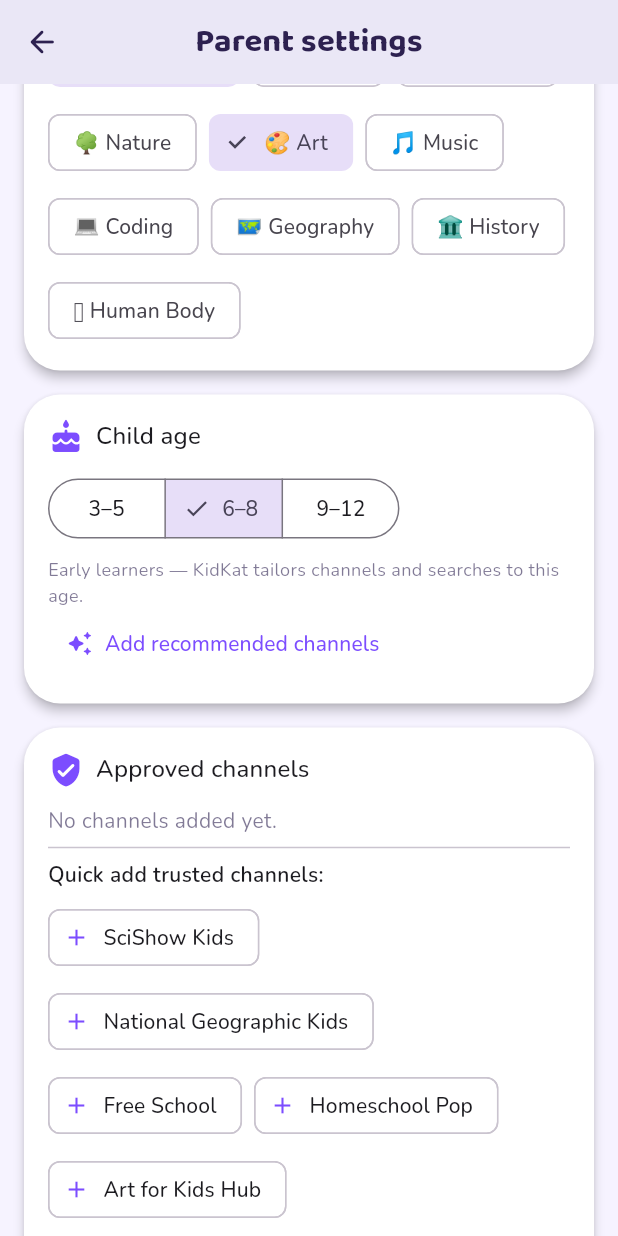
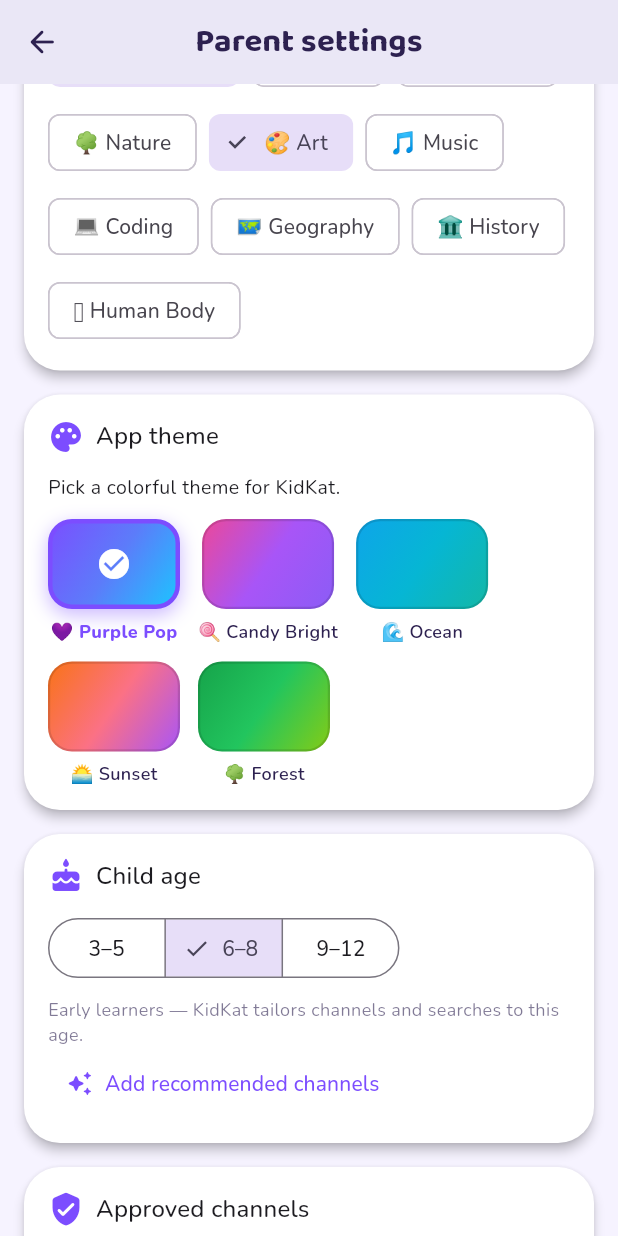
Before and after one commit to naveenneog/KidKat, a Flutter app: the ParentDashboard screen opened by its route, scrolled down 576 dp, on a phone screen of 412 x 824 dp. Run offline on Flutter 3.47's test engine with Material 3 defaults, Android fonts, the phone set to English and light mode, and no system bars; our stand-ins replace flutter_riverpod, go_router, google_fonts, shared_preferences, youtube_player_iframe; accounts and stored records are empty.

Commit message:
feat: theme switcher (Purple Pop, Candy Bright, Ocean, Sunset, Forest)
AppPalette + ThemeId persisted on ParentConfig; theme-driven MaterialApp theme, brand gradients and a new colorful kid-home backdrop; theme picker in Parent settings. Version 0.4.0.

Co-authored-by: Copilot <223556219+Copilot@users.noreply.github.com>

```diff
--- a/lib/app.dart
+++ b/lib/app.dart
@@ -4,6 +4,7 @@ import 'package:flutter_riverpod/flutter_riverpod.dart';
 import 'core/constants.dart';
 import 'core/router.dart';
 import 'core/theme.dart';
+import 'data/providers.dart';
 
 class KidKatApp extends ConsumerWidget {
   const KidKatApp({super.key});
@@ -11,10 +12,11 @@ class KidKatApp extends ConsumerWidget {
   @override
   Widget build(BuildContext context, WidgetRef ref) {
     final router = ref.watch(routerProvider);
+    final palette = ref.watch(paletteProvider);
     return MaterialApp.router(
       title: KidKat.appName,
       debugShowCheckedModeBanner: false,
-      theme: buildKidKatTheme(),
+      theme: buildKidKatTheme(palette),
       routerConfig: router,
     );
   }
--- /dev/null
+++ b/lib/core/palette.dart
@@ -0,0 +1,96 @@
+import 'package:flutter/material.dart';
+
+/// Selectable color themes for KidKat.
+enum ThemeId { defaultPurple, candyBright, ocean, sunset, forest }
+
+/// A complete color palette + brand gradient for a theme.
+class AppPalette {
+  const AppPalette({
+    required this.id,
+    required this.name,
+    required this.emoji,
+    required this.primary,
+    required this.secondary,
+    required this.accent,
+    required this.ink,
+    required this.bg,
+    required this.gradient,
+  });
+
+  final ThemeId id;
+  final String name;
+  final String emoji;
+  final Color primary;
+  final Color secondary;
+  final Color accent;
+  final Color ink;
+  final Color bg;
+  final List<Color> gradient;
+
+  LinearGradient get brandGradient => LinearGradient(
+        begin: Alignment.topLeft,
+        end: Alignment.bottomRight,
+        colors: gradient,
+      );
+}
+
+const Map<ThemeId, AppPalette> kPalettes = {
+  ThemeId.defaultPurple: AppPalette(
+    id: ThemeId.defaultPurple,
+    name: 'Purple Pop',
+    emoji: '💜',
+    primary: Color(0xFF7C4DFF),
+    secondary: Color(0xFFFF9A2E),
+    accent: Color(0xFFFFD23F),
+    ink: Color(0xFF2D2150),
+    bg: Color(0xFFF6F3FF),
+    gradient: [Color(0xFF7C4DFF), Color(0xFF5C7CFA), Color(0xFF19C8FF)],
+  ),
+  ThemeId.candyBright: AppPalette(
+    id: ThemeId.candyBright,
+    name: 'Candy Bright',
+    emoji: '🍭',
+    primary: Color(0xFF8B5CF6),
+    secondary: Color(0xFFEC4899),
+    accent: Color(0xFFFBBF24),
+    ink: Color(0xFF831843),
+    bg: Color(0xFFFDF4FF),
+    gradient: [Color(0xFFEC4899), Color(0xFFA855F7), Color(0xFF8B5CF6)],
+  ),
+  ThemeId.ocean: AppPalette(
+    id: ThemeId.ocean,
+    name: 'Ocean',
+    emoji: '🌊',
+    primary: Color(0xFF0EA5E9),
+    secondary: Color(0xFF14B8A6),
+    accent: Color(0xFFFACC15),
+    ink: Color(0xFF0C4A6E),
+    bg: Color(0xFFECFEFF),
+    gradient: [Color(0xFF0EA5E9), Color(0xFF06B6D4), Color(0xFF14B8A6)],
+  ),
+  ThemeId.sunset: AppPalette(
+    id: ThemeId.sunset,
+    name: 'Sunset',
+    emoji: '🌅',
+    primary: Color(0xFFFB7185),
+    secondary: Color(0xFFF97316),
+    accent: Color(0xFFFACC15),
+    ink: Color(0xFF7C2D12),
+    bg: Color(0xFFFFF7ED),
+    gradient: [Color(0xFFF97316), Color(0xFFFB7185), Color(0xFFA855F7)],
+  ),
+  ThemeId.forest: AppPalette(
+    id: ThemeId.forest,
+    name: 'Forest',
+    emoji: '🌳',
+    primary: Color(0xFF16A34A),
+    secondary: Color(0xFF84CC16),
+    accent: Color(0xFFFACC15),
+    ink: Color(0xFF14532D),
+    bg: Color(0xFFF0FDF4),
+    gradient: [Color(0xFF16A34A), Color(0xFF22C55E), Color(0xFF84CC16)],
+  ),
+};
+
+AppPalette paletteFor(ThemeId id) =>
+    kPalettes[id] ?? kPalettes[ThemeId.defaultPurple]!;
--- a/lib/data/providers.dart
+++ b/lib/data/providers.dart
@@ -9,6 +9,7 @@ import 'models/allowlisted_channel.dart';
 import 'models/parent_config.dart';
 import 'youtube_api.dart';
 import '../core/constants.dart';
+import '../core/palette.dart';
 
 /// Provides the [LocalStore]. Overridden in `main()` after async init.
 final localStoreProvider = Provider<LocalStore>(
@@ -61,6 +62,9 @@ class ParentConfigNotifier extends StateNotifier<ParentConfig> {
 
   Future<void> setAgeBand(AgeBand band) =>
       _update(state.copyWith(ageBand: band));
+
+  Future<void> setThemeId(ThemeId id) =>
+      _update(state.copyWith(themeId: id));
 
   /// Adds the recommended channels for the given age band that aren't already
   /// on the allowlist.
@@ -133,6 +137,12 @@ final youTubeApiProvider = Provider<YouTubeApi>((ref) {
   return YouTubeApi(apiKey: apiKey, client: client);
 });
 
+/// The active color palette, derived from the selected theme.
+final paletteProvider = Provider<AppPalette>(
+  (ref) =>
+      paletteFor(ref.watch(parentConfigProvider.select((c) => c.themeId))),
+);
+
 final curationServiceProvider = Provider<CurationService>(
   (ref) => CurationService(ref.watch(youTubeApiProvider)),
 );
--- a/lib/features/kid/kid_home.dart
+++ b/lib/features/kid/kid_home.dart
@@ -24,8 +24,9 @@ class KidHome extends ConsumerWidget {
     final locked = remaining <= 0;
 
     return Scaffold(
-      body: SafeArea(
-        child: Column(
+      body: KidBackdrop(
+        child: SafeArea(
+          child: Column(
           children: [
             _TopBar(remaining: remaining),
             Expanded(
@@ -83,6 +84,7 @@ class KidHome extends ConsumerWidget {
               ),
           ],
         ),
+      ),
       ),
     );
   }
--- a/lib/features/parent/parent_dashboard.dart
+++ b/lib/features/parent/parent_dashboard.dart
@@ -3,6 +3,7 @@ import 'package:flutter_riverpod/flutter_riverpod.dart';
 import 'package:go_router/go_router.dart';
 
 import '../../core/constants.dart';
+import '../../core/palette.dart';
 import '../../core/theme.dart';
 import '../../data/models/allowlisted_channel.dart';
 import '../../data/models/parent_config.dart';
@@ -55,6 +56,30 @@ class _ParentDashboardState extends ConsumerState<ParentDashboard> {
                     selected: config.selectedTopicIds.contains(t.id),
                     onSelected: (_) => notifier.toggleTopic(t.id),
                   ),
+              ],
+            ),
+          ),
+          _Section(
+            title: 'App theme',
+            icon: Icons.palette_rounded,
+            child: Column(
+              crossAxisAlignment: CrossAxisAlignment.start,
+              children: [
+                const Text('Pick a colorful theme for KidKat.',
+                    style: TextStyle(fontSize: 13)),
+                const SizedBox(height: 12),
+                Wrap(
+                  spacing: 12,
+                  runSpacing: 12,
+                  children: [
+                    for (final p in kPalettes.values)
+                      _ThemeSwatch(
+                        palette: p,
+                        selected: config.themeId == p.id,
+                        onTap: () => notifier.setThemeId(p.id),
+                      ),
+                  ],
+                ),
               ],
             ),
           ),
@@ -374,3 +399,55 @@ class _Stepper extends StatelessWidget {
     );
   }
 }
+
+class _ThemeSwatch extends StatelessWidget {
+  const _ThemeSwatch({
+    required this.palette,
+    required this.selected,
+    required this.onTap,
+  });
+  final AppPalette palette;
+  final bool selected;
+  final VoidCallback onTap;
+
+  @override
+  Widget build(BuildContext context) {
+    return GestureDetector(
+      onTap: onTap,
+      child: Column(
+        mainAxisSize: MainAxisSize.min,
+        children: [
+          Container(
+            width: 88,
+            height: 60,
+            decoration: BoxDecoration(
+              gradient: palette.brandGradient,
+              borderRadius: BorderRadius.circular(16),
+              border: Border.all(
+                color: selected ? palette.primary : Colors.black12,
+                width: selected ? 3 : 1.5,
+              ),
+              boxShadow: selected
+                  ? [
+                      BoxShadow(
+                          color: palette.primary.withValues(alpha: 0.4),
+                          blurRadius: 10,
+                          offset: const Offset(0, 4))
+                    ]
+                  : null,
+            ),
+            child: selected
+                ? const Icon(Icons.check_circle, color: Colors.white, size: 24)
+                : null,
+          ),
+          const SizedBox(height: 6),
+          Text('${palette.emoji} ${palette.name}',
+              style: TextStyle(
+                  fontSize: 12,
+                  fontWeight: selected ? FontWeight.w800 : FontWeight.w600,
+                  color: selected ? palette.primary : KidColors.ink)),
+        ],
+      ),
+    );
+  }
+}
--- a/pubspec.yaml
+++ b/pubspec.yaml
@@ -16,7 +16,7 @@ publish_to: 'none' # Remove this line if you wish to publish to pub.dev
 # https://developer.apple.com/library/archive/documentation/General/Reference/InfoPlistKeyReference/Articles/CoreFoundationKeys.html
 # In Windows, build-name is used as the major, minor, and patch parts
 # of the product and file versions while build-number is used as the build suffix.
-version: 0.3.0+3
+version: 0.4.0+4
 
 environment:
   sdk: ^3.12.2
```
Also changed, not shown: lib/core/theme.dart (+15 -12 lines), lib/data/models/parent_config.dart (+10 -0 lines), lib/widgets/brand.dart (+49 -5 lines).
